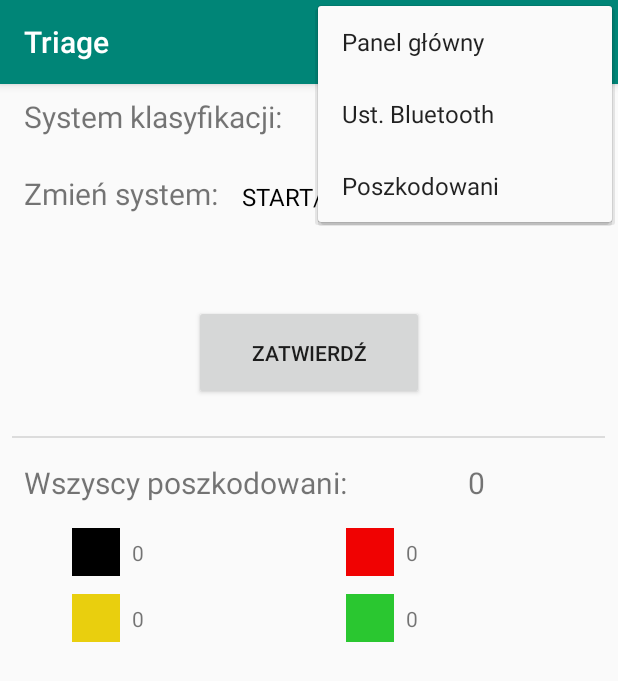
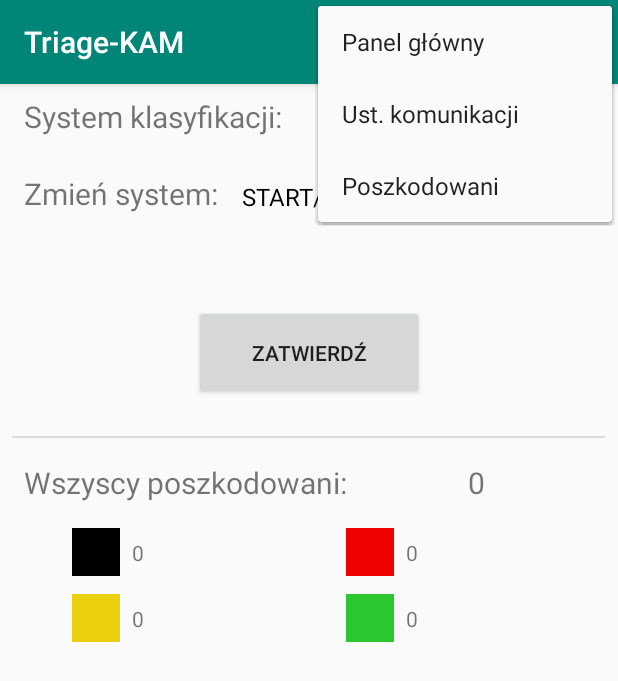
Before and after one commit to Michal-Madarasz/coordinator_app, an Android app: the screen it shows after launch (MainActivity), with the options menu open, on a phone screen of 412 x 824 dp. Shown: the top 681 px of the screen. Run offline under Robolectric (Android 15) with nearby library versions, the phone set to English and light mode, and no system bars; 1 statement that could not run was skipped.

Commit message:
zmieniono ikonę i nazwę aplikacji

```diff
--- a/app/src/main/res/values/strings.xml
+++ b/app/src/main/res/values/strings.xml
@@ -1,7 +1,7 @@
 <resources>
-    <string name="app_name">Triage</string>
+    <string name="app_name">Triage-KAM</string>
     <string name="action_dashboard">Panel główny</string>
-    <string name="action_bt">Ust. Bluetooth</string>
+    <string name="action_bt">Ust. komunikacji</string>
     <string name="action_victims">Poszkodowani</string>
     <string name="action_rescuers">Ratownicy</string>
 
```
Also changed, not shown: app/src/main/ic_launcher-web.png (added), app/src/main/res/mipmap-hdpi/ic_launcher.png, app/src/main/res/mipmap-mdpi/ic_launcher.png, app/src/main/res/mipmap-xhdpi/ic_launcher.png, app/src/main/res/mipmap-xxhdpi/ic_launcher.png, app/src/main/res/mipmap-xxxhdpi/ic_launcher.png.
